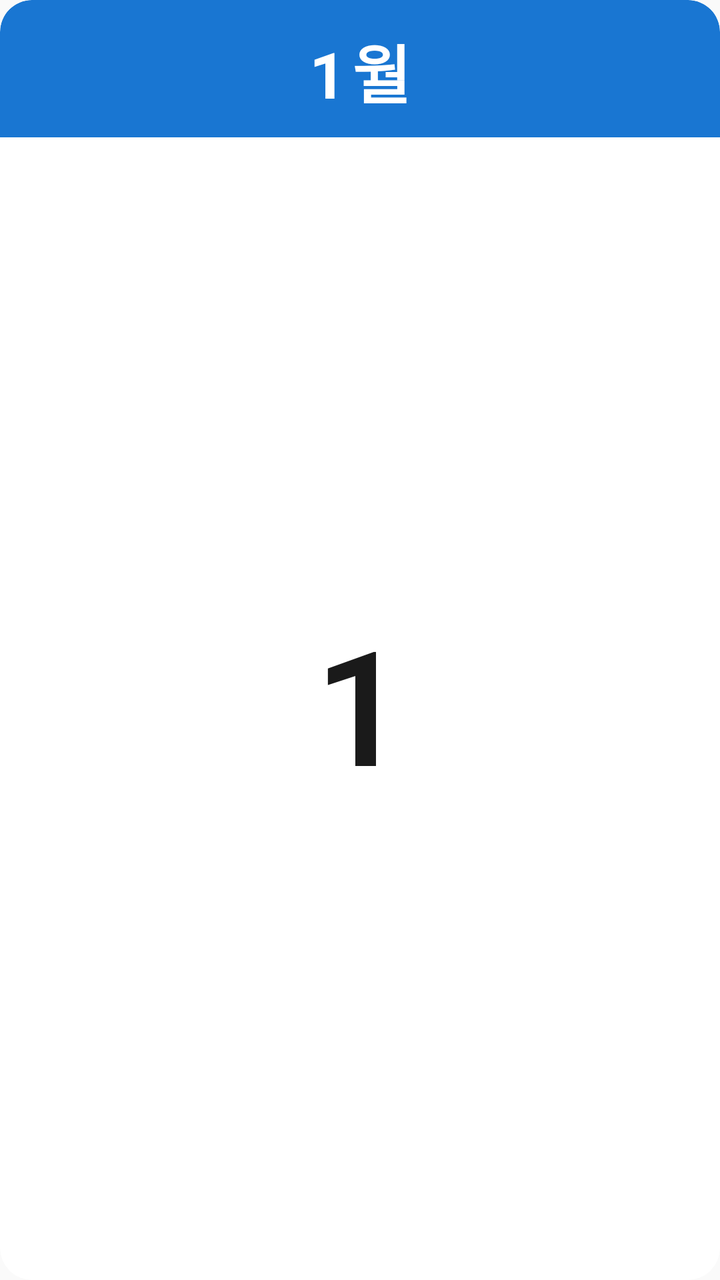
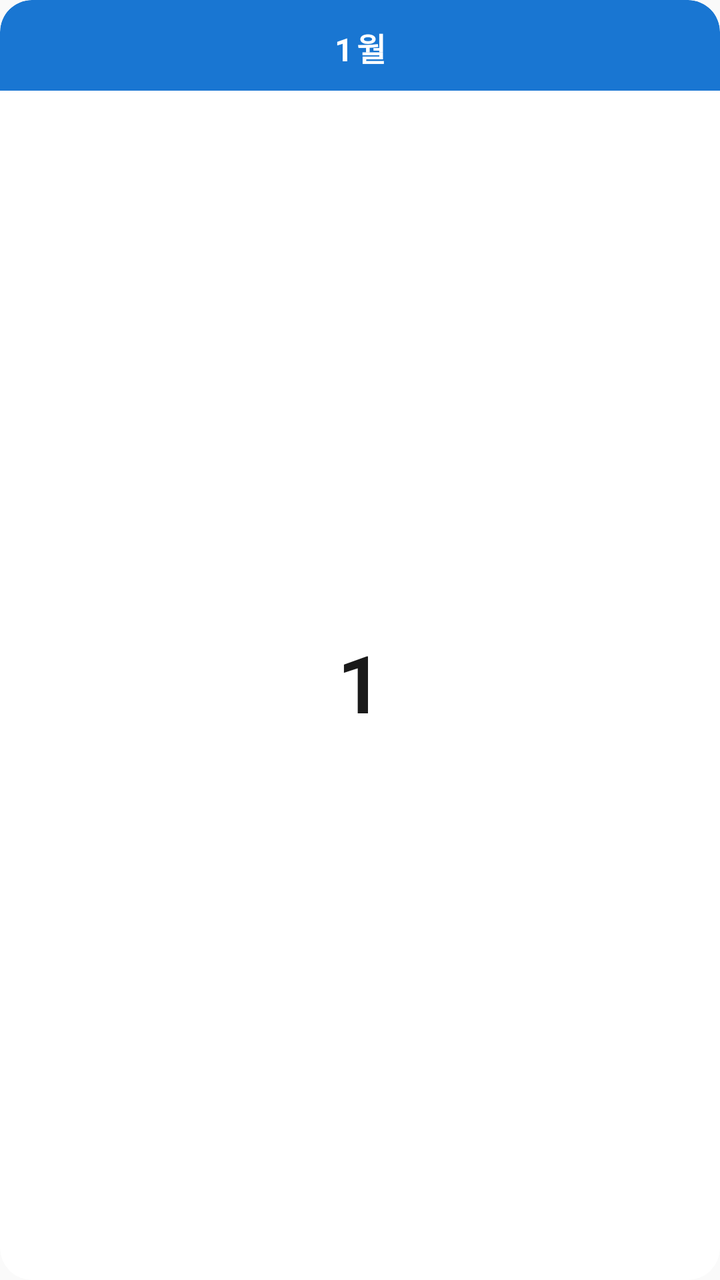

Before-and-after screenshots of an Android layout around one commit, followed by the original layout XML and the change that was made.
<!-- AndroidManifest.xml: application theme AppTheme -->
<!-- res/layout/widget_layout_large.xml -->
<?xml version="1.0" encoding="utf-8"?>
<LinearLayout xmlns:android="http://schemas.android.com/apk/res/android"
    android:id="@+id/widget_container"
    android:layout_width="match_parent"
    android:layout_height="match_parent"
    android:orientation="vertical"
    android:gravity="center"
    android:background="@drawable/widget_background"
    android:clipToOutline="true">

    
    <TextView
        android:id="@+id/widget_month"
        android:layout_width="match_parent"
        android:layout_height="wrap_content"
        android:background="@drawable/widget_month_header"
        android:gravity="center"
        android:paddingTop="12dp"
        android:paddingBottom="10dp"
        android:text="1월"
        android:textColor="@color/white"
        android:textSize="32sp"
        android:textStyle="bold"
        android:letterSpacing="0.1" />

    
    
    <TextView
        android:id="@+id/widget_day"
        android:layout_width="match_parent"
        android:layout_height="0dp"
        android:layout_weight="1"
        android:paddingBottom="5dp"
        android:gravity="center_horizontal|center_vertical"
        android:textAlignment="center"
        android:text="1"
        android:textColor="@color/text_primary_light"
        android:textSize="80sp"
        android:textStyle="bold"
        android:fontFamily="sans-serif-light" />

</LinearLayout>
<!-- resources referenced by this layout -->
<resources>
  <color name="text_primary_light">#1A1A1A</color>
  <color name="white">#FFFFFF</color>
  <!-- drawable widget_background (drawable) -->
  <?xml version="1.0" encoding="utf-8"?>
  <shape xmlns:android="http://schemas.android.com/apk/res/android"
      android:shape="rectangle">
      <solid android:color="@color/white" />
      <corners android:radius="16dp" />
      <stroke
          android:width="0dp"
          android:color="@color/transparent" />
  </shape>
  <!-- drawable widget_month_header (drawable) -->
  <?xml version="1.0" encoding="utf-8"?>
  <shape xmlns:android="http://schemas.android.com/apk/res/android"
      android:shape="rectangle">
      <solid android:color="@color/accent_blue" />
      <corners
          android:topLeftRadius="16dp"
          android:topRightRadius="16dp"
          android:bottomLeftRadius="0dp"
          android:bottomRightRadius="0dp" />
  </shape>
  <style name="AppTheme" parent="Theme.AppCompat.DayNight.NoActionBar">
          
          <item name="android:editTextBackground">@drawable/rn_edit_text_material</item>
      </style>
  <color name="transparent">#00000000</color>
  <color name="accent_blue">#1976D2</color>
  <!-- drawable rn_edit_text_material (drawable) -->
  <?xml version="1.0" encoding="utf-8"?>
  <inset xmlns:android="http://schemas.android.com/apk/res/android"
         android:insetLeft="@dimen/abc_edit_text_inset_horizontal_material"
         android:insetRight="@dimen/abc_edit_text_inset_horizontal_material"
         android:insetTop="@dimen/abc_edit_text_inset_top_material"
         android:insetBottom="@dimen/abc_edit_text_inset_bottom_material"
         >
  
      <selector>
          
          <item android:state_enabled="false" android:drawable="@drawable/abc_textfield_default_mtrl_alpha"/>
          <item android:drawable="@drawable/abc_textfield_activated_mtrl_alpha"/>
      </selector>
  
  </inset>
</resources>

<!-- the commit's change to res/layout/widget_layout_large.xml (unified diff, before → after) -->
@@ -19,23 +19,22 @@
         android:paddingBottom="10dp"
         android:text="1월"
         android:textColor="@color/white"
-        android:textSize="32sp"
+        android:textSize="16sp"
         android:textStyle="bold"
         android:letterSpacing="0.1" />
 
-    
     
     <TextView
         android:id="@+id/widget_day"
         android:layout_width="match_parent"
         android:layout_height="0dp"
         android:layout_weight="1"
-        android:paddingBottom="5dp"
+        android:paddingBottom="3dp"
         android:gravity="center_horizontal|center_vertical"
         android:textAlignment="center"
         android:text="1"
         android:textColor="@color/text_primary_light"
-        android:textSize="80sp"
+        android:textSize="40sp"
         android:textStyle="bold"
         android:fontFamily="sans-serif-light" />
 
